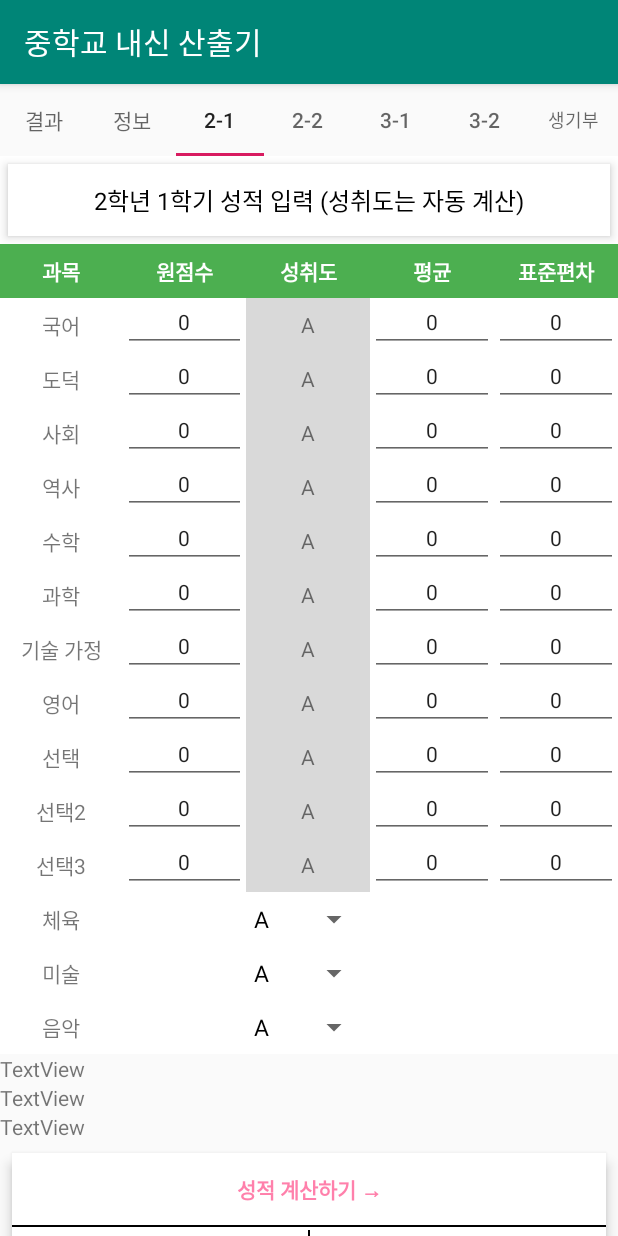
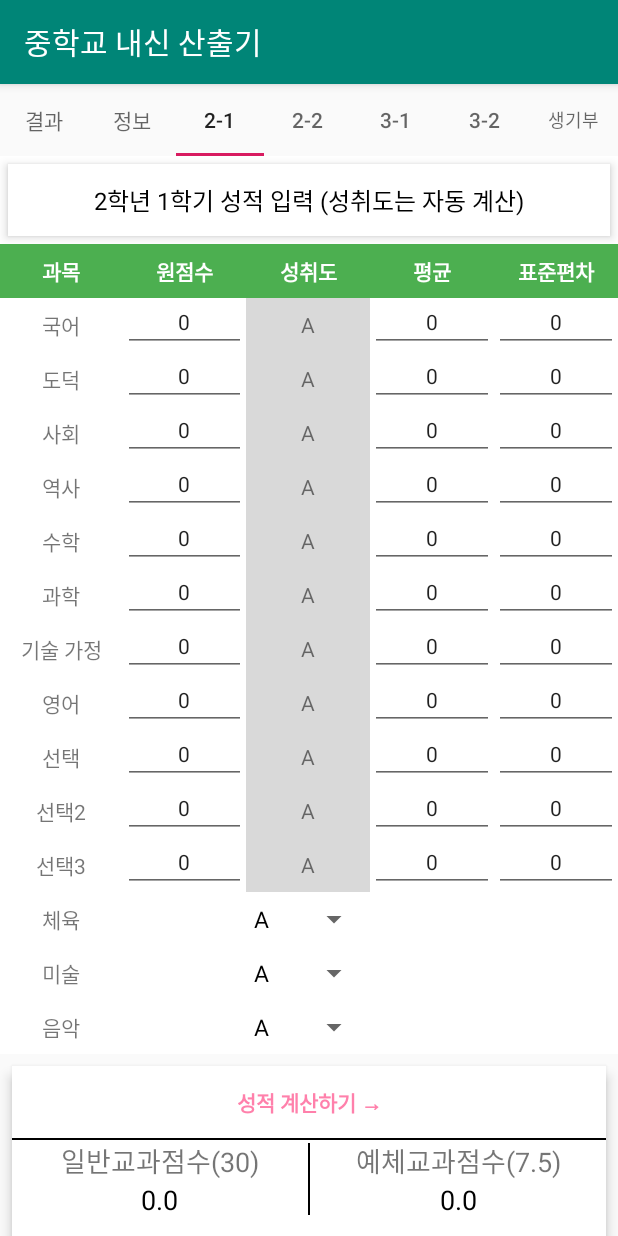
Before and after one commit to jungwoni4080/Gyeong, an Android app: the screen it shows after launch (MainActivity), tab 3 chosen, on a phone screen of 412 x 824 dp. Run offline under Robolectric (Android 15) with nearby library versions, the phone set to English and light mode, and no system bars.

Commit message:
20200819 또류수정

```diff
--- a/app/build.gradle
+++ b/app/build.gradle
@@ -7,8 +7,8 @@ android {
         applicationId 'org.techtown.gyeong'
         minSdkVersion 19
         targetSdkVersion 29
-        versionCode 4
-        versionName "4.0"
+        versionCode 6
+        versionName "6.0"
         testInstrumentationRunner "androidx.test.runner.AndroidJUnitRunner"
     }
     buildTypes {
--- a/app/src/main/res/layout/fragment_fragment_1.xml
+++ b/app/src/main/res/layout/fragment_fragment_1.xml
@@ -740,24 +740,6 @@
             android:layout_height="match_parent"
             android:orientation="vertical">
 
-            <TextView
-                android:id="@+id/z"
-                android:layout_width="match_parent"
-                android:layout_height="wrap_content"
-                android:text="TextView" />
-
-            <TextView
-                android:id="@+id/fz"
-                android:layout_width="match_parent"
-                android:layout_height="wrap_content"
-                android:text="TextView" />
-
-            <TextView
-                android:id="@+id/a"
-                android:layout_width="match_parent"
-                android:layout_height="wrap_content"
-                android:text="TextView" />
-
             <LinearLayout
                 android:layout_width="match_parent"
                 android:layout_height="match_parent"
```
